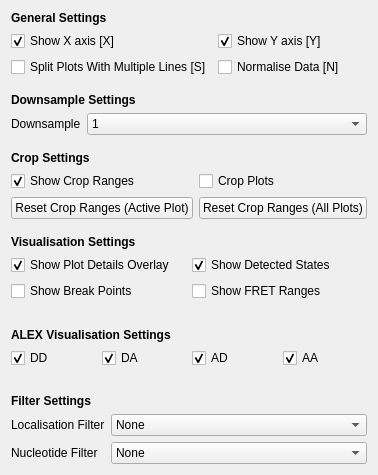
piedrro/DeepGapSeq, file src/DeepGapSeq/GUI/GUI_windows/plotsettings_gui.ui: the form before one commit.
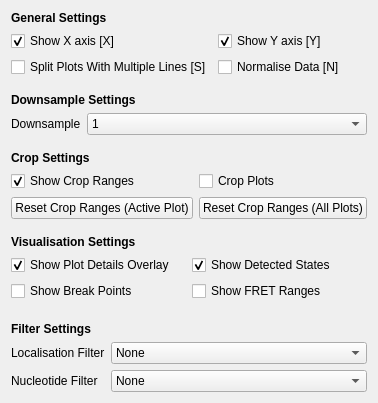
The form after the commit.

```diff
--- a/src/DeepGapSeq/GUI/GUI_windows/plotsettings_gui.ui
+++ b/src/DeepGapSeq/GUI/GUI_windows/plotsettings_gui.ui
@@ -7,7 +7,7 @@
     <x>0</x>
     <y>0</y>
     <width>339</width>
-    <height>475</height>
+    <height>403</height>
    </rect>
   </property>
   <property name="sizePolicy">
@@ -282,79 +282,6 @@
      </item>
     </layout>
    </item>
-   <item>
-    <spacer name="verticalSpacer_2">
-     <property name="orientation">
-      <enum>Qt::Vertical</enum>
-     </property>
-     <property name="sizeType">
-      <enum>QSizePolicy::MinimumExpanding</enum>
-     </property>
-     <property name="sizeHint" stdset="0">
-      <size>
-       <width>20</width>
-       <height>10</height>
-      </size>
-     </property>
-    </spacer>
-   </item>
-   <item>
-    <widget class="QLabel" name="label_5">
-     <property name="font">
-      <font>
-       <weight>75</weight>
-       <bold>true</bold>
-      </font>
-     </property>
-     <property name="text">
-      <string>ALEX Visualisation Settings</string>
-     </property>
-    </widget>
-   </item>
-   <item>
-    <layout class="QGridLayout" name="gridLayout_23">
-     <item row="0" column="0">
-      <widget class="QCheckBox" name="alex_show_DD">
-       <property name="text">
-        <string>DD</string>
-       </property>
-       <property name="checked">
-        <bool>true</bool>
-       </property>
-      </widget>
-     </item>
-     <item row="0" column="2">
-      <widget class="QCheckBox" name="alex_show_AD">
-       <property name="text">
-        <string>AD</string>
-       </property>
-       <property name="checked">
-        <bool>true</bool>
-       </property>
-      </widget>
-     </item>
-     <item row="0" column="4">
-      <widget class="QCheckBox" name="alex_show_AA">
-       <property name="text">
-        <string>AA</string>
-       </property>
-       <property name="checked">
-        <bool>true</bool>
-       </property>
-      </widget>
-     </item>
-     <item row="0" column="1">
-      <widget class="QCheckBox" name="alex_show_DA">
-       <property name="text">
-        <string>DA</string>
-       </property>
-       <property name="checked">
-        <bool>true</bool>
-       </property>
-      </widget>
-     </item>
-    </layout>
-   </item>
    <item>
     <spacer name="verticalSpacer_4">
      <property name="orientation">
```
